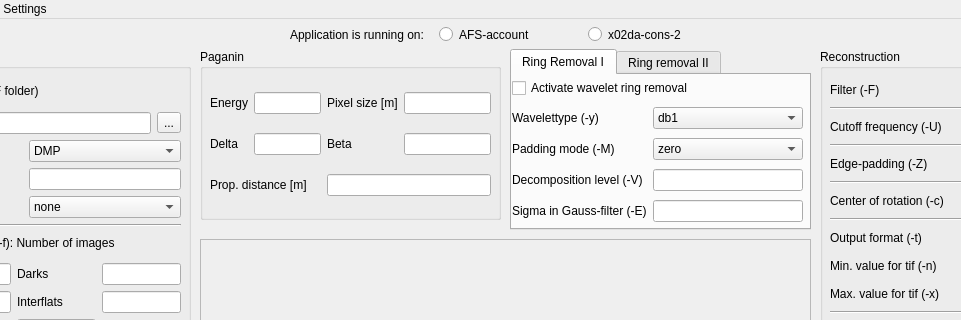
Qt form ui_files/main.ui (gnudo/grecoman) before a commit; both pictures show x 120 to 1081 and y 0 to 320 of the 1251 by 945 pixel window.
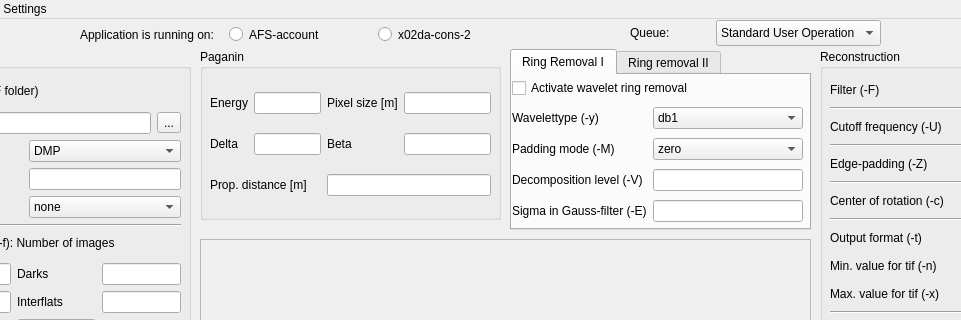
The same form after that commit. The open tabs and pages were chosen to show the change. Icons and pictures are not drawn.

Commit message: CLOSED - task 75: submit jobs to different queues (cons-2 and cons-8) http://github.com/gnudo/grecoman/issues/issue/75

What changed in the file:
```diff
--- a/ui_files/main.ui
+++ b/ui_files/main.ui
@@ -409,7 +409,7 @@
    <widget class="QWidget" name="gridLayoutWidget_2">
     <property name="geometry">
      <rect>
-      <x>410</x>
+      <x>200</x>
       <y>0</y>
       <width>441</width>
       <height>31</height>
@@ -1724,6 +1724,57 @@
      </widget>
     </widget>
    </widget>
+   <widget class="QWidget" name="">
+    <property name="geometry">
+     <rect>
+      <x>750</x>
+      <y>0</y>
+      <width>251</width>
+      <height>29</height>
+     </rect>
+    </property>
+    <layout class="QGridLayout" name="gridLayout_12">
+     <item row="0" column="0">
+      <widget class="QLabel" name="label_47">
+       <property name="minimumSize">
+        <size>
+         <width>0</width>
+         <height>26</height>
+        </size>
+       </property>
+       <property name="text">
+        <string>Queue:</string>
+       </property>
+      </widget>
+     </item>
+     <item row="0" column="1">
+      <widget class="QComboBox" name="queue">
+       <property name="sizePolicy">
+        <sizepolicy hsizetype="Preferred" vsizetype="Fixed">
+         <horstretch>0</horstretch>
+         <verstretch>0</verstretch>
+        </sizepolicy>
+       </property>
+       <property name="minimumSize">
+        <size>
+         <width>0</width>
+         <height>26</height>
+        </size>
+       </property>
+       <item>
+        <property name="text">
+         <string>Standard User Operation</string>
+        </property>
+       </item>
+       <item>
+        <property name="text">
+         <string>Offline queue</string>
+        </property>
+       </item>
+      </widget>
+     </item>
+    </layout>
+   </widget>
   </widget>
   <widget class="QMenuBar" name="menubar">
    <property name="geometry">
```
Left out of the diff: 2 changed lines with no effect on the pictures. The commit also changes 3 other files.
